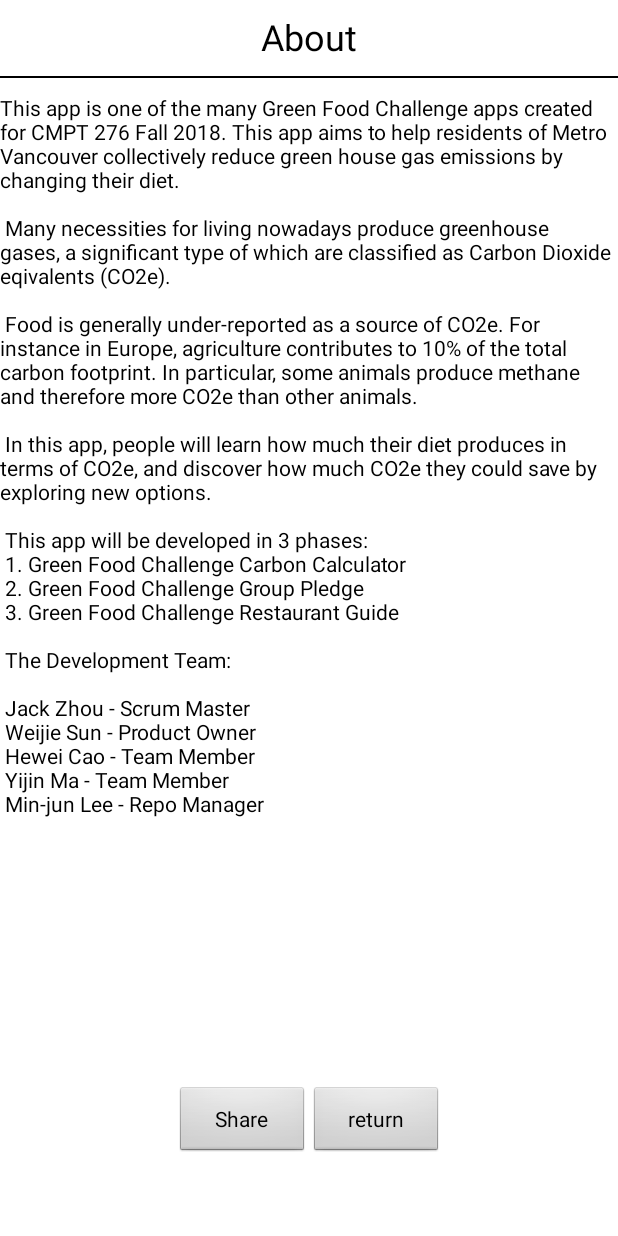
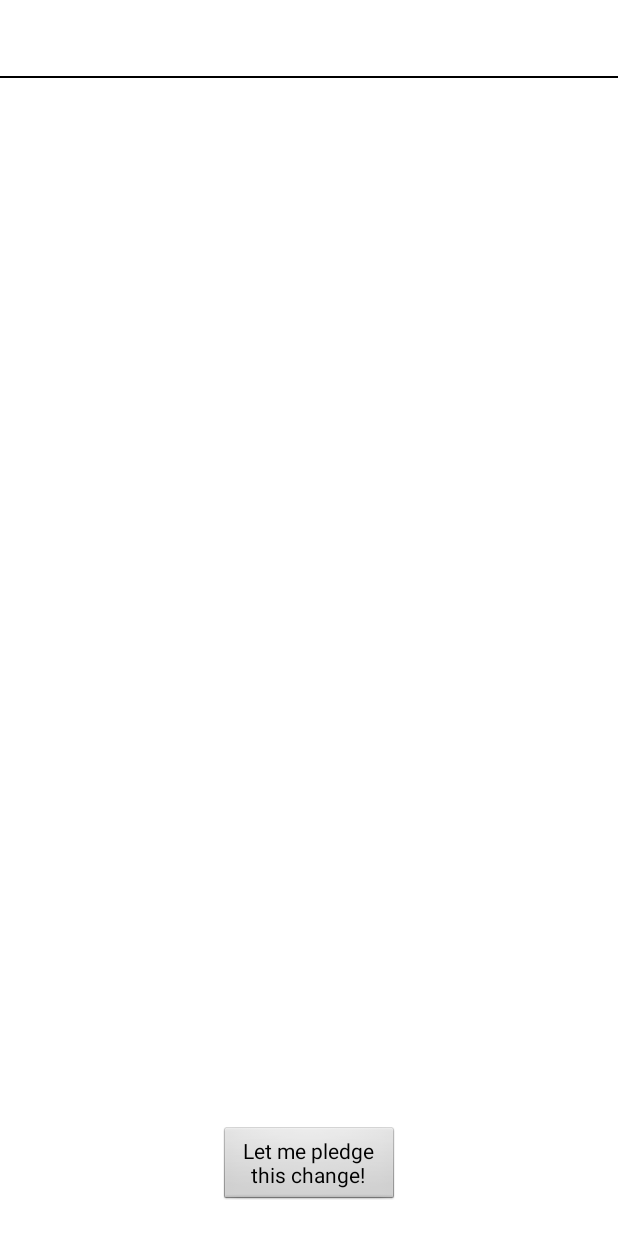
Before and after one commit to jryzkns/VerdeFoodChallenge, an Android app: the ActivityAboutUs screen opened directly, with no data from a screen before it, on a phone screen of 412 x 824 dp. Run offline under Robolectric (Android 15) with nearby library versions, the phone set to English and light mode, and no system bars; our stand-ins replace Firebase (no records; nobody signed in at launch, a user with empty details on screens opened directly); 4 statements that could not run were skipped.

Commit message:
Replace activity_aboutus.xml

```diff
--- a/app/src/main/res/layout/activity_aboutus.xml
+++ b/app/src/main/res/layout/activity_aboutus.xml
@@ -10,13 +10,14 @@
         android:id="@+id/title"
         android:layout_width="wrap_content"
         android:layout_height="wrap_content"
-        android:text="@string/about_us"
+        android:text=""
         android:textColor="#000"
         android:textSize="24dp"
         android:layout_marginTop="8dp"
         app:layout_constraintLeft_toLeftOf="parent"
         app:layout_constraintRight_toRightOf="parent"
         app:layout_constraintTop_toTopOf="parent" />
+
 
     <View
         android:id="@+id/headline"
@@ -26,49 +27,25 @@
         android:layout_marginTop="10dp"
         app:layout_constraintTop_toBottomOf="@id/title"></View>
 
-    <TextView
+    <TextView android:id="@+id/calinfo"
         android:layout_width="wrap_content"
         android:layout_height="wrap_content"
         app:layout_constraintTop_toBottomOf="@id/headline"
+        android:textSize="18dp"
         android:textColor="#000"
         android:layout_marginTop="10dp"
-    android:text="@string/about_info"/>
-
-    <LinearLayout
-        android:layout_width="wrap_content"
-        android:layout_height="0dp"
-        android:orientation="horizontal"
-        tools:layout_editor_absoluteX="128dp"
-        tools:layout_editor_absoluteY="141dp"
-        app:layout_constraintBottom_toBottomOf="parent"
         app:layout_constraintLeft_toLeftOf="parent"
-        app:layout_constraintRight_toRightOf="parent">
-
+        app:layout_constraintRight_toRightOf="parent"
+        android:text=""/>
 
     <Button
-            android:id="@+id/share"
-            android:layout_width="89dp"
+        android:id="@+id/pledge"
+        android:layout_width="120dp"
         android:layout_height="wrap_content"
-            android:layout_marginBottom="52dp"
-            android:text="@string/share"
+        android:layout_marginBottom="20dp"
+        android:text="@string/pledge"
         app:layout_constraintBottom_toBottomOf="parent"
-            app:layout_constraintHorizontal_bias="0.779"
         app:layout_constraintLeft_toLeftOf="parent"
         app:layout_constraintRight_toRightOf="parent" />
 
-        <Button
-            android:id="@+id/iknow"
-            android:layout_width="89dp"
-            android:layout_height="wrap_content"
-            android:layout_marginBottom="4dp"
-            android:text="@string/ret"
-            app:layout_constraintBottom_toBottomOf="parent"
-            app:layout_constraintHorizontal_bias="0.779"
-            app:layout_constraintLeft_toLeftOf="parent"
-            app:layout_constraintRight_toRightOf="parent" />
-
-
-    </LinearLayout>
-
-
 </android.support.constraint.ConstraintLayout>
```
Lines whose indentation alone changed are shown as unchanged.
